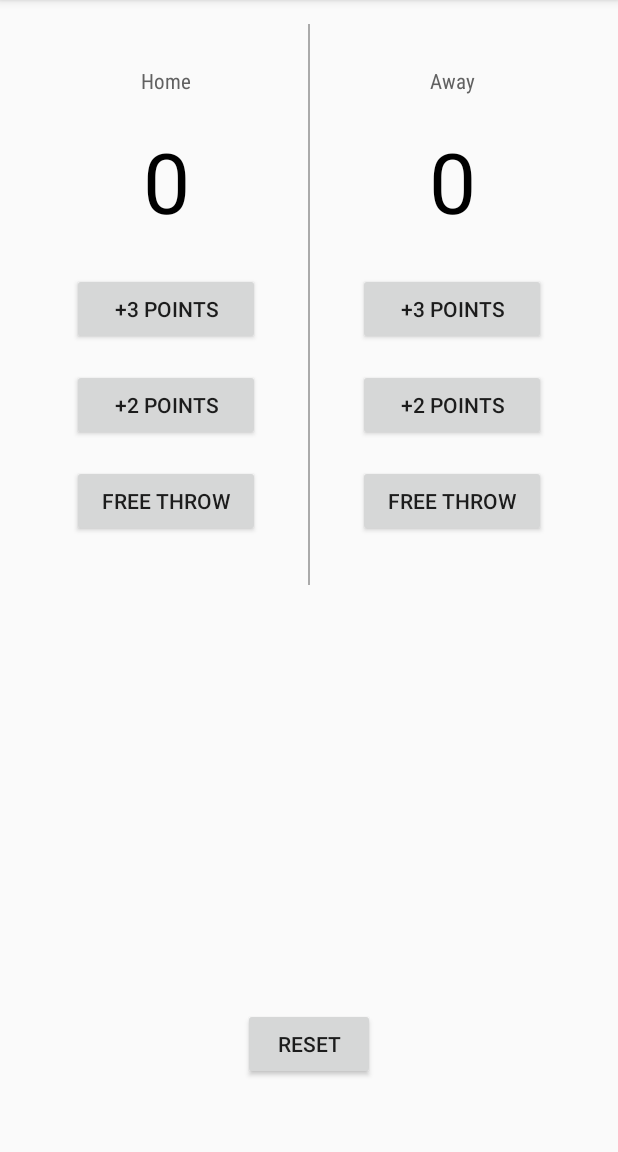
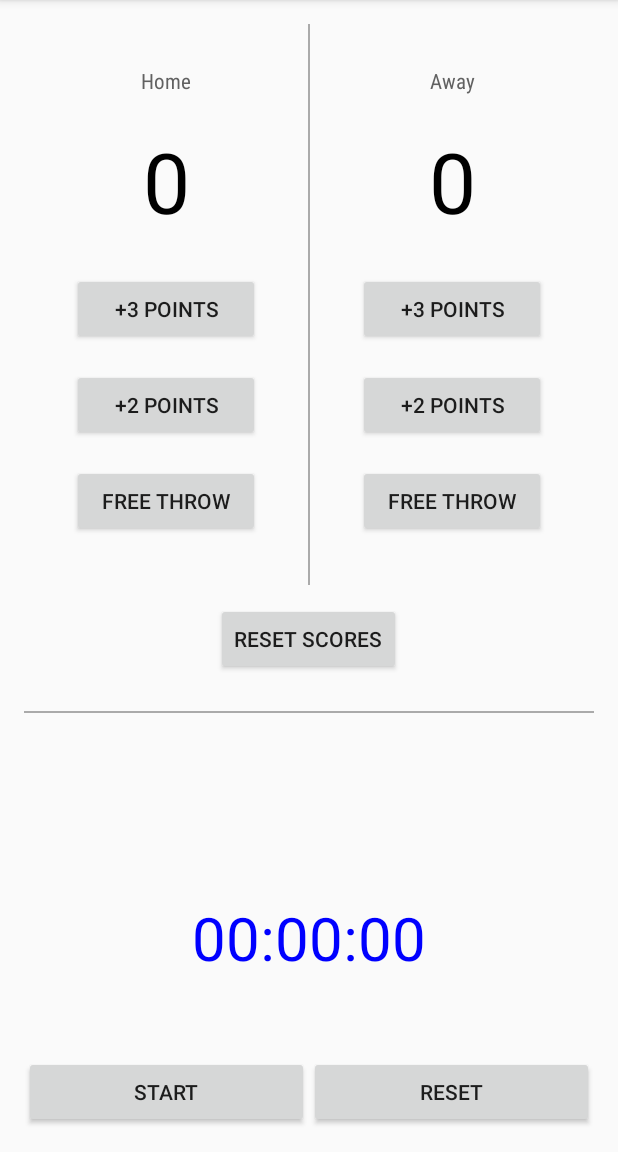
Before and after one commit to davemachado/BasketBall-ScoreKeeper, an Android app: the screen it shows after launch (MainActivity), after a tap on "RESET", on a phone screen of 412 x 824 dp, the part 84-1236 px from its top. Run offline under Robolectric (Android 15) with nearby library versions, the phone set to English and light mode, and no system bars; 2 other taps on this screen came first.

Commit message:
Add Timer to MainActivity
Add timer to bottom of screen

```diff
--- a/app/src/main/java/com/davemachado/courtcounter/MainActivity.java
+++ b/app/src/main/java/com/davemachado/courtcounter/MainActivity.java
@@ -4,16 +4,90 @@ import android.support.v7.app.AppCompatActivity;
 import android.os.Bundle;
 import android.view.View;
 import android.widget.TextView;
+import android.widget.Button;
+import android.os.Handler;
+import android.view.View.OnClickListener;
+import android.os.SystemClock;
+import android.graphics.Color;
+
 
 public class MainActivity extends AppCompatActivity {
 
     int score_TeamA = 0, score_TeamB = 0;
 
+    Button butnstart, butnreset;
+    TextView time;
+    long starttime = 0L;
+    long timeInMilliseconds = 0L;
+    long timeSwapBuff = 0L;
+    long updatedtime = 0L;
+    int t = 1;
+    int secs = 0;
+    int mins = 0;
+    int milliseconds = 0;
+    Handler handler = new Handler();
+
     @Override
     protected void onCreate(Bundle savedInstanceState) {
         super.onCreate(savedInstanceState);
         setContentView(R.layout.activity_main);
+
+        butnstart = (Button) findViewById(R.id.start);
+        butnreset = (Button) findViewById(R.id.reset);
+        time = (TextView) findViewById(R.id.timer);
+
+        butnstart.setOnClickListener(new OnClickListener() {
+
+            @Override
+            public void onClick(View v) {
+// TODO Auto-generated method stub
+
+                if (t == 1) {
+                    butnstart.setText("Pause");
+                    starttime = SystemClock.uptimeMillis();
+                    handler.postDelayed(updateTimer, 0);
+                    t = 0;
+                } else {
+                    butnstart.setText("Start");
+                    time.setTextColor(Color.BLUE);
+                    timeSwapBuff += timeInMilliseconds;
+                    handler.removeCallbacks(updateTimer);
+                    t = 1;
+                }}
+        });
+
+        butnreset.setOnClickListener(new OnClickListener() {
+
+            @Override
+            public void onClick(View v) {
+
+                starttime = 0L;
+                timeInMilliseconds = 0L;
+                timeSwapBuff = 0L;
+                updatedtime = 0L;
+                t = 1;
+                secs = 0;
+                mins = 0;
+                milliseconds = 0;
+                butnstart.setText("Start");
+                handler.removeCallbacks(updateTimer);
+                time.setText("00:00:00");
+            }});
     }
+
+    public Runnable updateTimer = new Runnable() {
+        public void run() {
+            timeInMilliseconds = SystemClock.uptimeMillis() - starttime;
+            updatedtime = timeSwapBuff + timeInMilliseconds;
+            secs = (int) (updatedtime / 1000);
+            mins = secs / 60;
+            secs = secs % 60;
+            milliseconds = (int) (updatedtime % 1000);
+            time.setText("" + mins + ":" + String.format("%02d", secs) + ":"
+                    + String.format("%03d", milliseconds));
+            time.setTextColor(Color.RED);
+            handler.postDelayed(this, 0);
+        }};
 
     public void displayForTeamA(int score) {
         TextView scoreView = (TextView) findViewById(R.id.team_a_score);
--- a/app/src/main/res/layout/activity_main.xml
+++ b/app/src/main/res/layout/activity_main.xml
@@ -11,6 +11,7 @@
     tools:context="com.davemachado.courtcounter.MainActivity">
 
     <LinearLayout
+        android:id="@+id/scores_linear_layout"
         android:layout_width="match_parent"
         android:layout_height="wrap_content"
         android:orientation="horizontal">
@@ -124,12 +125,61 @@
     </LinearLayout>
 
     <Button
+        android:id="@+id/reset_scores_button"
         android:layout_width="wrap_content"
         android:layout_height="wrap_content"
+        android:layout_centerHorizontal="true"
+        android:layout_marginTop="12dp"
+        android:layout_below="@id/scores_linear_layout"
+        android:onClick="resetScores"
+        android:text="Reset Scores"/>
+
+    <View
+        android:layout_width="match_parent"
+        android:layout_below="@id/reset_scores_button"
+        android:layout_marginTop="24dp"
+        android:layout_height="1dp"
+        android:background="@android:color/darker_gray"
+        />
+
+    <TextView
+        android:id="@+id/timer"
+        android:layout_width="wrap_content"
+        android:layout_height="wrap_content"
+        android:layout_centerHorizontal="true"
         android:layout_alignParentBottom="true"
-        android:layout_centerHorizontal="true"
-        android:layout_marginBottom="32dp"
-        android:onClick="resetScores"
-        android:text="Reset"/>
+        android:layout_marginBottom="100dp"
+        android:text="@string/start_time"
+        android:textColor="#1c1c1c"
+        android:textSize="40sp" />
+
+    <LinearLayout
+        android:layout_width="match_parent"
+        android:layout_height="wrap_content"
+        android:layout_alignParentBottom="true"
+        android:orientation="vertical">
+
+        <LinearLayout
+            android:layout_width="match_parent"
+            android:layout_height="wrap_content">
+        <Button
+            android:id="@+id/start"
+            android:layout_width="match_parent"
+            android:layout_height="wrap_content"
+            android:layout_centerHorizontal="true"
+            android:layout_centerVertical="true"
+            android:layout_weight="1"
+            android:text="@string/start" />
+
+        <Button
+            android:id="@+id/reset"
+            android:layout_width="match_parent"
+            android:layout_height="wrap_content"
+            android:layout_below="@+id/start"
+            android:layout_centerHorizontal="true"
+            android:layout_weight="1"
+            android:text="@string/reset" />
+        </LinearLayout>
+    </LinearLayout>
 
 </RelativeLayout>
--- a/app/src/main/res/values/strings.xml
+++ b/app/src/main/res/values/strings.xml
@@ -1,3 +1,6 @@
 <resources>
     <string name="app_name">Basketball Scorekeeper</string>
+    <string name="start_time">00:00:00</string>
+    <string name="start">Start</string>
+    <string name="reset">Reset</string>
 </resources>
```
